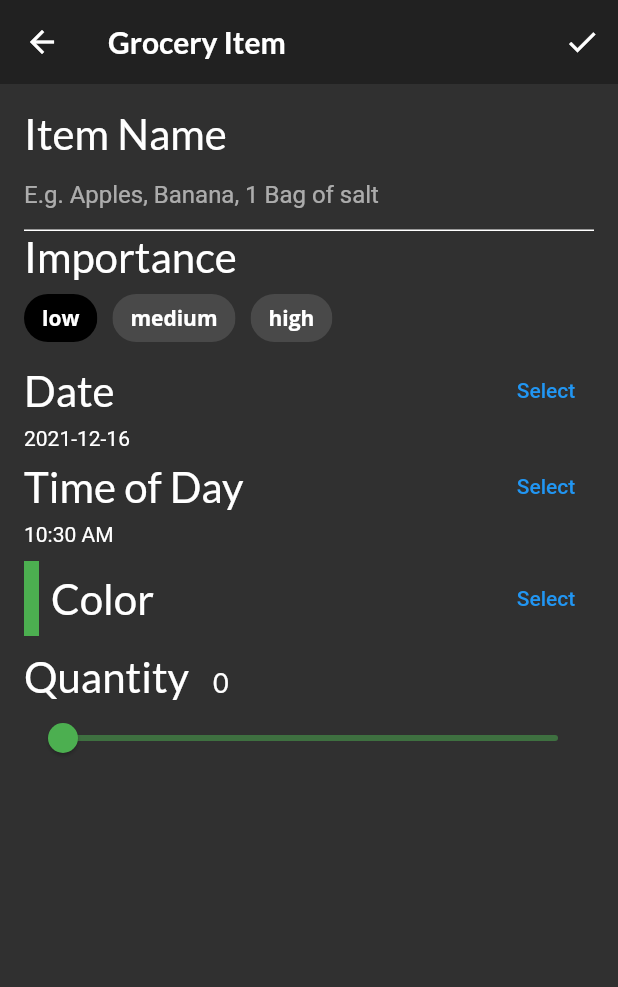
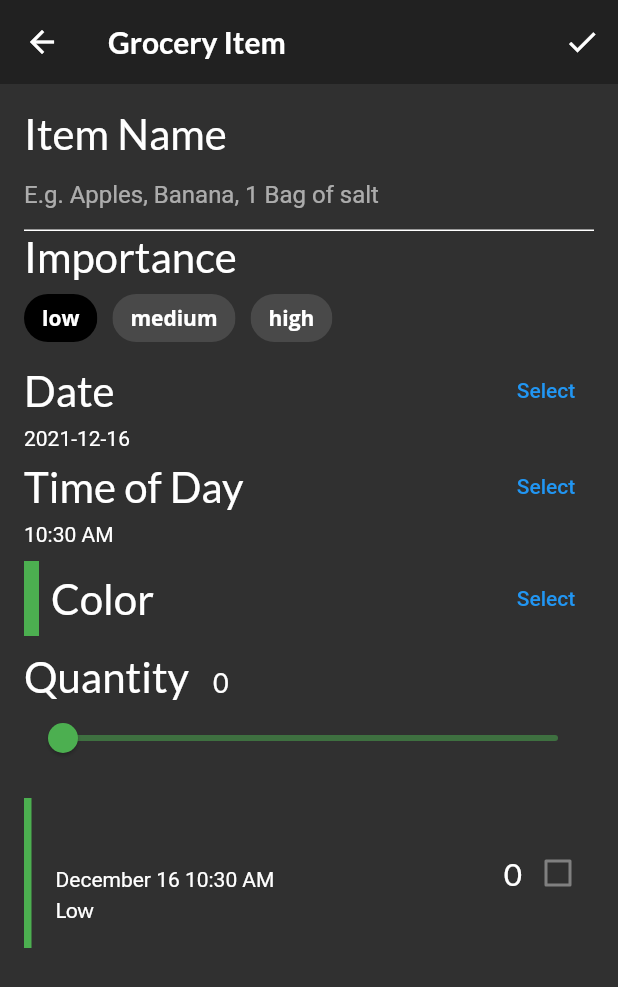
Before and after one commit to hirenvadher954/Flutter-Apprentice, a Flutter app: the screen it shows after launch, item 3 of the bottom bar chosen, after a tap on the "add" icon, on a phone screen of 412 x 824 dp. Shown: the top 987 px of the screen. Run offline on Flutter 3.47's test engine with Material 2 defaults, Android fonts, the phone set to English and light mode, and no system bars; our stand-ins replace flutter_colorpicker, google_fonts.

```diff
--- /dev/null
+++ b/fooderlich/lib/components/grocery_tile.dart
@@ -0,0 +1,112 @@
+import 'package:flutter/material.dart';
+import 'package:google_fonts/google_fonts.dart';
+import 'package:intl/intl.dart';
+
+import '../models/grocery_item.dart';
+
+class GroceryTile extends StatelessWidget {
+  final GroceryItem item;
+  final Function(bool?)? onComplete;
+  final TextDecoration textDecoration;
+
+  // 4
+  GroceryTile({
+    Key? key,
+    required this.item,
+    this.onComplete,
+  })  : textDecoration =
+            item.isComplete ? TextDecoration.lineThrough : TextDecoration.none,
+        super(key: key);
+
+  @override
+  Widget build(BuildContext context) {
+    return SizedBox(
+      height: 100,
+      child: Row(
+        mainAxisAlignment: MainAxisAlignment.spaceBetween,
+        children: [
+          Row(
+            children: [
+              Container(width: 5.0, color: item.color),
+              const SizedBox(width: 16.0),
+              Column(
+                mainAxisAlignment: MainAxisAlignment.center,
+                crossAxisAlignment: CrossAxisAlignment.start,
+                children: [
+                  Text(
+                    item.name,
+                    style: GoogleFonts.lato(
+                      decoration: textDecoration,
+                      fontSize: 21.0,
+                      fontWeight: FontWeight.bold,
+                    ),
+                  ),
+                  const SizedBox(height: 4.0),
+                  buildDate(),
+                  const SizedBox(height: 4.0),
+                  buildImportance(),
+                ],
+              ),
+            ],
+          ),
+          Row(
+            children: [
+              Text(
+                item.quantity.toString(),
+                style: GoogleFonts.lato(
+                  decoration: textDecoration,
+                  fontSize: 21,
+                ),
+              ),
+              buildCheckbox()
+            ],
+          )
+        ],
+      ),
+    );
+  }
+
+  Widget buildImportance() {
+    if (item.importance == Importance.low) {
+      return Text(
+        'Low',
+        style: GoogleFonts.lato(decoration: textDecoration),
+      );
+    } else if (item.importance == Importance.medium) {
+      return Text(
+        'Medium',
+        style: GoogleFonts.lato(
+          fontWeight: FontWeight.w800,
+          decoration: textDecoration,
+        ),
+      );
+    } else if (item.importance == Importance.high) {
+      return Text(
+        'High',
+        style: GoogleFonts.lato(
+          color: Colors.red,
+          fontWeight: FontWeight.w900,
+          decoration: textDecoration,
+        ),
+      );
+    } else {
+      throw Exception('This importance type does not exist');
+    }
+  }
+
+  Widget buildDate() {
+    final dateFormatter = DateFormat('MMMM dd h:mm a');
+    final dateString = dateFormatter.format(item.date);
+    return Text(
+      dateString,
+      style: TextStyle(decoration: textDecoration),
+    );
+  }
+
+  Widget buildCheckbox() {
+    return Checkbox(
+      value: item.isComplete,
+      onChanged: onComplete,
+    );
+  }
+}
--- a/fooderlich/lib/home.dart
+++ b/fooderlich/lib/home.dart
@@ -30,7 +30,10 @@ class _HomeState extends State<Home> {
             style: Theme.of(context).textTheme.headline6,
           ),
         ),
-        body: pages[tabManager.selectedTab],
+        body: IndexedStack(
+          index: tabManager.selectedTab,
+          children: pages,
+        ),
         bottomNavigationBar: BottomNavigationBar(
           selectedItemColor:
               Theme.of(context).textSelectionTheme.selectionColor,
--- a/fooderlich/lib/screens/grocery_item_screen.dart
+++ b/fooderlich/lib/screens/grocery_item_screen.dart
@@ -1,5 +1,6 @@
 import 'package:flutter/material.dart';
 import 'package:flutter_colorpicker/flutter_colorpicker.dart';
+import 'package:fooderlich/components/grocery_tile.dart';
 import 'package:fooderlich/models/grocery_item.dart';
 import 'package:google_fonts/google_fonts.dart';
 import 'package:intl/intl.dart';
@@ -86,24 +87,20 @@ class _GroceryItemScreenState extends State<GroceryItemScreen> {
               );
 
               if (widget.isUpdating) {
-                // 2
                 widget.onUpdate(groceryItem);
               } else {
-                // 3
                 widget.onCreate(groceryItem);
               }
             },
           )
         ],
-        // 3
         elevation: 0.0,
-        // 4
         title: Text(
           'Grocery Item',
           style: GoogleFonts.lato(fontWeight: FontWeight.w600),
         ),
       ),
-      // 5
+
       body: Container(
         padding: const EdgeInsets.all(16),
         child: ListView(
@@ -117,22 +114,22 @@ class _GroceryItemScreenState extends State<GroceryItemScreen> {
             const SizedBox(height: 10.0),
             buildQuantityField(),
             const SizedBox(height: 16.0),
-            // GroceryTile(
-            //   item: GroceryItem(
-            //     id: 'previewMode',
-            //     name: _name,
-            //     importance: _importance,
-            //     color: _currentColor,
-            //     quantity: _currentSliderValue,
-            //     date: DateTime(
-            //       _dueDate.year,
-            //       _dueDate.month,
-            //       _dueDate.day,
-            //       _timeOfDay.hour,
-            //       _timeOfDay.minute,
-            //     ),
-            //   ),
-            // ),
+            GroceryTile(
+              item: GroceryItem(
+                id: 'previewMode',
+                name: _name,
+                importance: _importance,
+                color: _currentColor,
+                quantity: _currentSliderValue,
+                date: DateTime(
+                  _dueDate.year,
+                  _dueDate.month,
+                  _dueDate.day,
+                  _timeOfDay.hour,
+                  _timeOfDay.minute,
+                ),
+              ),
+            ),
           ],
         ),
       ),
@@ -140,27 +137,19 @@ class _GroceryItemScreenState extends State<GroceryItemScreen> {
   }
 
   Widget buildNameField() {
-    // 1
     return Column(
-      // 2
       crossAxisAlignment: CrossAxisAlignment.start,
       children: [
-        // 3
         Text(
           'Item Name',
           style: GoogleFonts.lato(fontSize: 28.0),
         ),
         // 4
         TextField(
-          // 5
           controller: _nameController,
-          // 6
           cursorColor: _currentColor,
-          // 7
           decoration: InputDecoration(
-            // 8
             hintText: 'E.g. Apples, Banana, 1 Bag of salt',
-            // 9
             enabledBorder: const UnderlineInputBorder(
               borderSide: BorderSide(color: Colors.white),
             ),
@@ -264,7 +253,7 @@ class _GroceryItemScreenState extends State<GroceryItemScreen> {
 
                 // 8
                 setState(
-                      () {
+                  () {
                     if (selectedDate != null) {
                       _dueDate = selectedDate;
                     }
@@ -311,7 +300,7 @@ class _GroceryItemScreenState extends State<GroceryItemScreen> {
             ),
           ],
         ),
-        Text('${_timeOfDay.format(context)}'),
+        Text(_timeOfDay.format(context)),
       ],
     );
   }
@@ -321,7 +310,6 @@ class _GroceryItemScreenState extends State<GroceryItemScreen> {
     return Row(
       mainAxisAlignment: MainAxisAlignment.spaceBetween,
       children: [
-        // 2
         Row(
           children: [
             Container(
@@ -333,24 +321,19 @@ class _GroceryItemScreenState extends State<GroceryItemScreen> {
             Text('Color', style: GoogleFonts.lato(fontSize: 28)),
           ],
         ),
-        // 3
         TextButton(
           child: const Text('Select'),
           onPressed: () {
-            // 4
             showDialog(
               context: context,
               builder: (context) {
-                // 5
                 return AlertDialog(
                   content: BlockPicker(
                       pickerColor: Colors.white,
-                      // 6
                       onColorChanged: (color) {
                         setState(() => _currentColor = color);
                       }),
                   actions: [
-                    // 7
                     TextButton(
                       child: const Text('Save'),
                       onPressed: () {
@@ -368,11 +351,9 @@ class _GroceryItemScreenState extends State<GroceryItemScreen> {
   }
 
   Widget buildQuantityField() {
-    // 1
     return Column(
       crossAxisAlignment: CrossAxisAlignment.start,
       children: [
-        // 2
         Row(
           crossAxisAlignment: CrossAxisAlignment.baseline,
           textBaseline: TextBaseline.alphabetic,
@@ -390,19 +371,13 @@ class _GroceryItemScreenState extends State<GroceryItemScreen> {
         ),
         // 3
         Slider(
-          // 4
           inactiveColor: _currentColor.withOpacity(0.5),
           activeColor: _currentColor,
-          // 5
           value: _currentSliderValue.toDouble(),
-          // 6
           min: 0.0,
           max: 100.0,
-          // 7
           divisions: 100,
-          // 8
           label: _currentSliderValue.toInt().toString(),
-          // 9
           onChanged: (double value) {
             setState(() {
               _currentSliderValue = value.toInt();
--- a/fooderlich/lib/screens/grocery_screen.dart
+++ b/fooderlich/lib/screens/grocery_screen.dart
@@ -4,6 +4,7 @@ import 'package:fooderlich/screens/empty_grocery_screen.dart';
 import 'package:provider/provider.dart';
 
 import 'grocery_item_screen.dart';
+import 'grocery_list_screen.dart';
 
 class GroceryScreen extends StatelessWidget {
   const GroceryScreen({Key? key}) : super(key: key);
@@ -34,7 +35,7 @@ class GroceryScreen extends StatelessWidget {
     return Consumer<GroceryManager>(
       builder: (context, manager, child) {
         if (manager.groceryItems.isNotEmpty) {
-          return Container();
+          return GroceryListScreen(manager: manager);
         } else {
           return const EmptyGroceryScreen();
         }
```
Also changed, not shown: fooderlich/lib/screens/grocery_list_screen.dart (added, +73 -0 lines).
